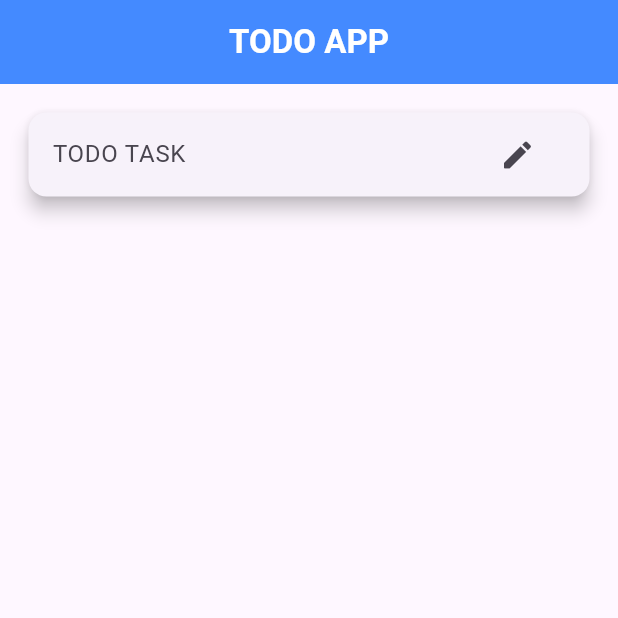
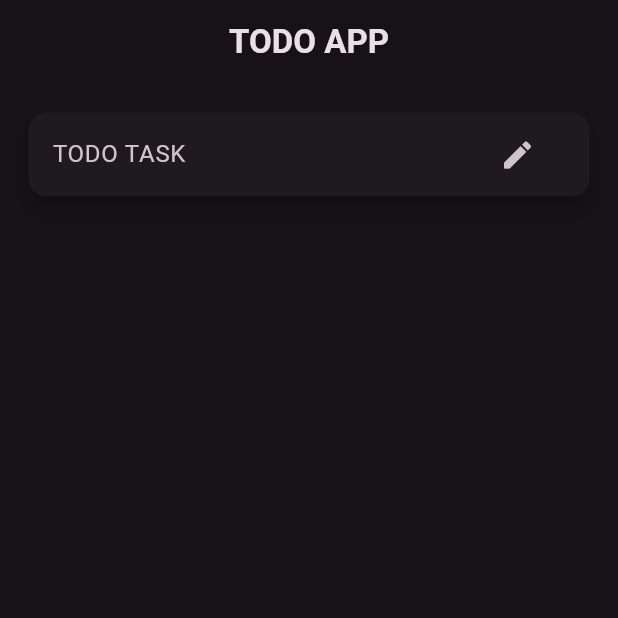
Before and after one commit to zohaibanwer984/todo_app_flutter, a Flutter app: the screen it shows after launch, after a tap on the "create" icon, after a tap on the "close" icon, on a phone screen of 412 x 824 dp, the top half of it. Run offline on Flutter 3.47's test engine with Material 3 defaults, Android fonts, the phone set to English and light mode, and no system bars; our stand-ins replace shared_preferences.

```diff
--- a/lib/main.dart
+++ b/lib/main.dart
@@ -11,20 +11,28 @@ class MyApp extends StatefulWidget {
 }
 
 class _MyAppState extends State<MyApp> {
+  final TextEditingController _inputTaskController = TextEditingController();
+
   List<String> _todoTasks = [];
-  List<bool> _todoTasksFlags = [];
+  final List<bool> _todoTasksFlags = [];
 
   Future<void> _load() async {
     final SharedPreferences prefs = await SharedPreferences.getInstance();
-    if (prefs.containsKey("todo_task_list")) {
+    if (!prefs.containsKey("todo_task_list")) {
+      return;
+    }
     setState(() {
       _todoTasks = prefs.getStringList("todo_task_list")!;
-        for (var t in _todoTasks) {
+      for (String t in _todoTasks) {
         bool isDone = (t.split(', ')[1] == "1") ? true : false;
         _todoTasksFlags.add(isDone);
       }
     });
   }
+
+  Future<void> _save() async {
+    final SharedPreferences prefs = await SharedPreferences.getInstance();
+    prefs.setStringList("todo_task_list", _todoTasks);
   }
 
   @override
@@ -36,14 +44,20 @@ class _MyAppState extends State<MyApp> {
   @override
   Widget build(BuildContext context) {
     return MaterialApp(
+      theme: ThemeData(
+        useMaterial3: true,
+        colorScheme: ColorScheme.fromSeed(
+          seedColor: Colors.purple,
+          brightness: Brightness.dark,
+        ),
+      ),
       debugShowCheckedModeBanner: false,
       home: Scaffold(
         appBar: AppBar(
-          backgroundColor: Colors.blueAccent,
           centerTitle: true,
           title: const Text(
             "TODO APP",
-            style: TextStyle(color: Colors.white, fontWeight: FontWeight.bold),
+            style: TextStyle(fontWeight: FontWeight.bold),
           ),
         ),
         body: Padding(
@@ -55,15 +69,18 @@ class _MyAppState extends State<MyApp> {
                 child: Card(
                   elevation: 5,
                   child: ListTile(
-                    title: const TextField(
-                      decoration:
-                          InputDecoration.collapsed(hintText: "TODO TASK"),
+                    title: TextField(
+                      controller: _inputTaskController,
+                      decoration: const InputDecoration.collapsed(
+                          hintText: "TODO TASK"),
                     ),
                     trailing: IconButton(
                       onPressed: () {
                         setState(() {
-                          _todoTasks.add("NEW TASK, 0");
+                          _todoTasks.add("${_inputTaskController.text}, 0");
                           _todoTasksFlags.add(false);
+                          _inputTaskController.clear();
+                          _save();
                         });
                       },
                       icon: const Icon(Icons.create_rounded),
@@ -88,16 +105,20 @@ class _MyAppState extends State<MyApp> {
                                 _todoTasks[index] = _todoTasks[index]
                                     .replaceFirst(RegExp(r'0|1'),
                                         (value == true) ? '1' : '0');
+                                _save();
                               });
                             },
                           ),
                           title: Text(
                             _todoTasks[index].split(", ")[0],
-                            style: TextStyle(
-                              decoration:
-                                  (_todoTasks[index].split(", ")[1] == "1")
-                                      ? TextDecoration.lineThrough
-                                      : TextDecoration.none,
+                            style: (_todoTasks[index].split(", ")[1] == "1")
+                                ? const TextStyle(
+                                    fontStyle: FontStyle.italic,
+                                    decoration: TextDecoration.lineThrough,
+                                  )
+                                : const TextStyle(
+                                    fontStyle: FontStyle.normal,
+                                    decoration: TextDecoration.none,
                                   ),
                           ),
                           trailing: IconButton(
@@ -105,6 +126,7 @@ class _MyAppState extends State<MyApp> {
                               setState(() {
                                 _todoTasks.removeAt(index);
                                 _todoTasksFlags.removeAt(index);
+                                _save();
                               });
                             },
                             icon: const Icon(
```
Lines whose indentation alone changed are shown as unchanged.
